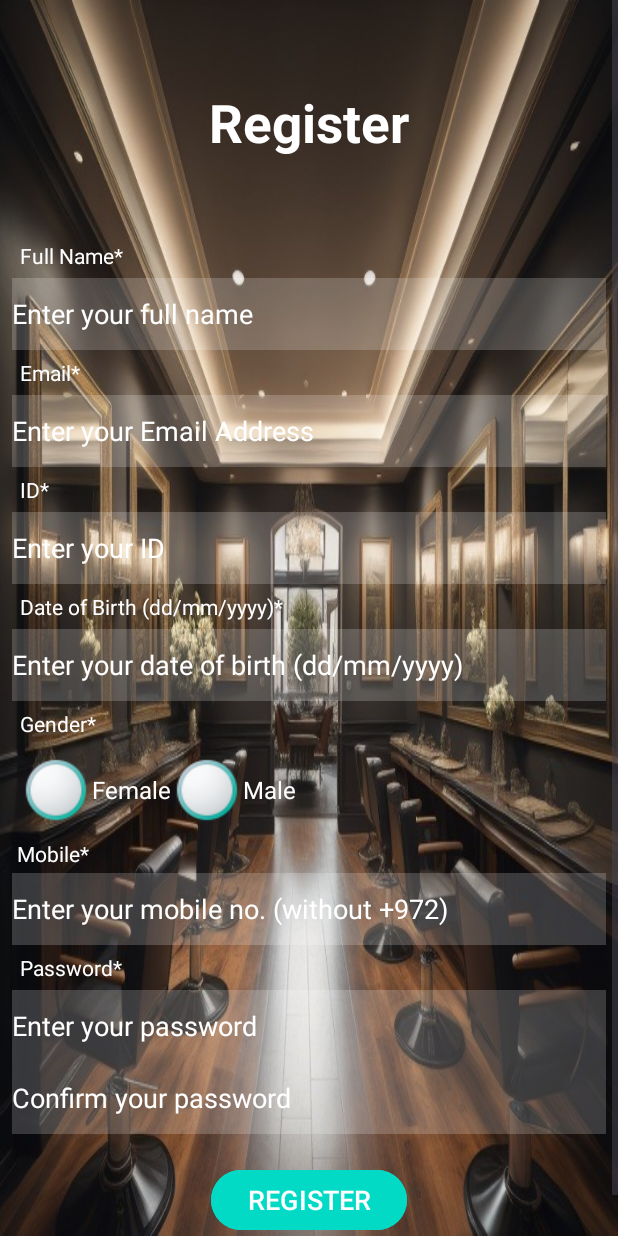
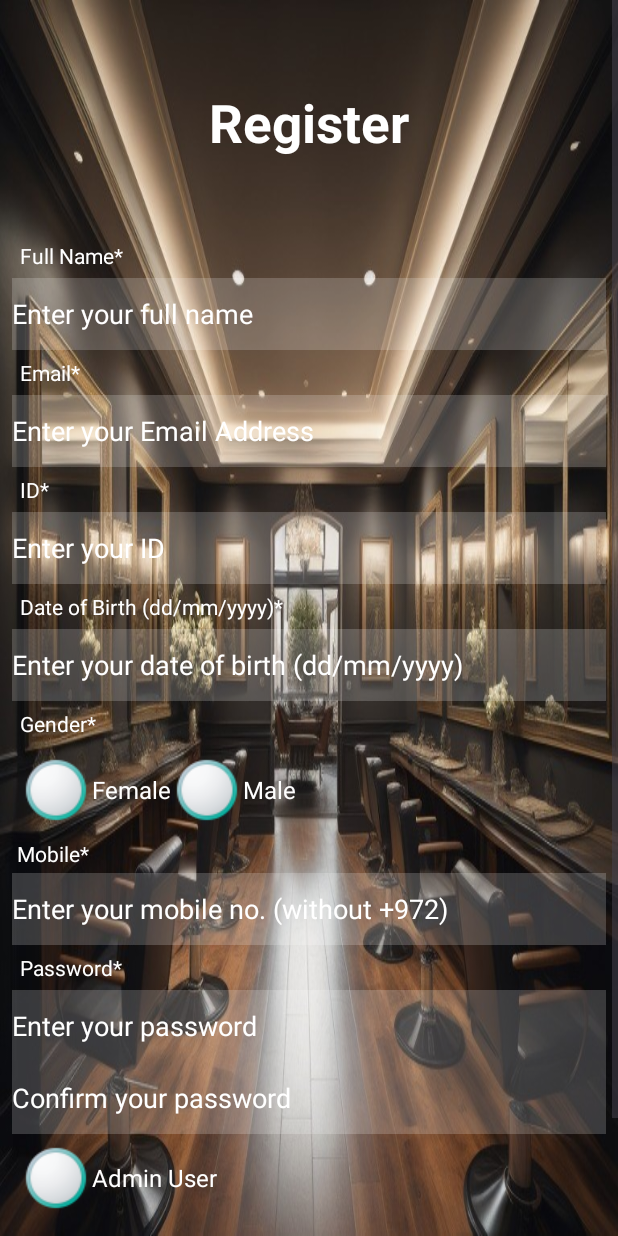
Before and after one commit to Henosit/Barbershop-Application, an Android app: the screen it shows after launch (MainActivity), after a tap on "Register", on a phone screen of 412 x 824 dp. Run offline under Robolectric (Android 15) with nearby library versions, the phone set to English and light mode, and no system bars; our stand-ins replace Firebase (no records; nobody signed in at launch, a user with empty details on screens opened directly); 1 other tap on this screen came first.

Commit message:
Admin Part almost finished
TODO:
* fix crash on 2nd attempt for appointment on the same login session
* finish admin- so the admin user can make appointments to any user
* make it possible to cancel an appointment
* continue youtube videos

```diff
--- a/app/src/main/java/com/example/barbershopapp/fragments/FragmentRegister.java
+++ b/app/src/main/java/com/example/barbershopapp/fragments/FragmentRegister.java
@@ -22,6 +22,7 @@ import android.widget.EditText;
 import android.widget.ProgressBar;
 import android.widget.RadioButton;
 import android.widget.RadioGroup;
+import android.widget.TextView;
 import android.widget.Toast;
 
 import com.example.barbershopapp.activities.AppointmentActivity;
@@ -53,13 +54,21 @@ import java.util.regex.Pattern;
 public class FragmentRegister extends Fragment {
 
     private MainActivity mainActivity;
-    private EditText editTextRegFullName, editTextRegEmail, editTextRegID, editTextRegBirthday, editTextRegMobile, editTextRegPwd, editTextRegConfirmPwd;
+    private TextView textViewAdmin;
+
+    public static String getSecretAdminCode() {
+        return secretAdminCode;
+    }
+
+    private static String secretAdminCode = "SecretAdminCode123";
+    private EditText editTextRegFullName, editTextRegEmail, editTextRegID, editTextRegBirthday, editTextRegMobile, editTextAdminCode, editTextRegPwd, editTextRegConfirmPwd;
     private ProgressBar progressBar;
-    private RadioGroup radioGroupRegGender;
-    private RadioButton radioButtonRegGenderSelected;
+    private RadioGroup radioGroupRegGender, radioGroupRegAdmin;
+    private RadioButton radioButtonRegGenderSelected, radioButtonRegAdminSelected;
     private DatePickerDialog picker;
     private static final String TAG = "FragmentRegister";
     private FragmentActivity fragmentActivity;
+    private Boolean adminSelected = false;
 
     // TODO: Rename parameter arguments, choose names that match
     // the fragment initialization parameters, e.g. ARG_ITEM_NUMBER
@@ -121,13 +130,22 @@ public class FragmentRegister extends Fragment {
         editTextRegID = v.findViewById(R.id.idUserReg);
         editTextRegBirthday = v.findViewById(R.id.birthdayUserReg);
         editTextRegMobile = v.findViewById(R.id.phoneUserReg);
+        editTextAdminCode = v.findViewById(R.id.editTextAdminCode);
         editTextRegPwd = v.findViewById(R.id.passUserReg);
         editTextRegConfirmPwd = v.findViewById(R.id.confirmPassUserReg);
+
+        textViewAdmin = v.findViewById(R.id.textViewAdmin);
+
+        textViewAdmin.setVisibility(View.GONE);
+        editTextAdminCode.setVisibility(View.GONE);
 
         progressBar = v.findViewById(R.id.progressBar);
 
         radioGroupRegGender = v.findViewById(R.id.radioGroupRegGender);
         radioGroupRegGender.clearCheck();
+
+        radioGroupRegAdmin = v.findViewById(R.id.radioGroupRegAdmin);
+        radioGroupRegAdmin.clearCheck();
 
         // Setting up Date Picker on EditText
         editTextRegBirthday.setOnClickListener(new View.OnClickListener() {
@@ -149,6 +167,24 @@ public class FragmentRegister extends Fragment {
             }
         });
 
+        radioGroupRegAdmin.setOnCheckedChangeListener(new RadioGroup.OnCheckedChangeListener() {
+            @Override
+            public void onCheckedChanged(RadioGroup group, int checkedId) {
+                if (checkedId == R.id.radioButtonRegAdmin) {
+                    // Show the additional admin input fields
+                    textViewAdmin.setVisibility(View.VISIBLE);
+                    editTextAdminCode.setVisibility(View.VISIBLE);
+                    adminSelected = true;
+                } else {
+                    // Unchecked, hide the admin input fields
+                    textViewAdmin.setVisibility(View.GONE);
+                    editTextAdminCode.setVisibility(View.GONE);
+                    adminSelected = false;
+                }
+            }
+        });
+
+
         Button buttonReg = v.findViewById(R.id.buttonReg2);
         buttonReg.setOnClickListener(new View.OnClickListener() {
             @Override
@@ -162,17 +198,22 @@ public class FragmentRegister extends Fragment {
                 String textID = editTextRegID.getText().toString();
                 String textBirthday = editTextRegBirthday.getText().toString();
                 String textMobile = editTextRegMobile.getText().toString();
+                String textAdminPwd = null;
                 String textPwd = editTextRegPwd.getText().toString();
                 String textConfirmPwd = editTextRegConfirmPwd.getText().toString();
                 String textGender = null; // Can't obtain the value before verifying if any button was selected or not
 
+                if (adminSelected) {
+                    textAdminPwd = editTextAdminCode.getText().toString();
+                }
+
                if (ValidateRegAndHandleErrors(fragmentActivity, editTextRegFullName, editTextRegEmail,
-                        editTextRegID, editTextRegBirthday, editTextRegMobile,
+                        editTextRegID, editTextRegBirthday, editTextRegMobile, editTextAdminCode,
                         editTextRegPwd, editTextRegConfirmPwd, textFullName,
                         textEmail, textID, textBirthday, textMobile, textPwd, textConfirmPwd,
-                       progressBar, textGender, radioButtonRegGenderSelected, radioGroupRegGender)==true) {
+                       progressBar, textGender, radioButtonRegGenderSelected, radioGroupRegGender, adminSelected, textAdminPwd)==true) {
                    textGender = radioButtonRegGenderSelected.getText().toString();
-                   registerUser(textFullName, textEmail, textID, textBirthday, textGender, textMobile, textPwd);
+                   registerUser(textFullName, textEmail, textID, textBirthday, textGender, textMobile, textPwd, adminSelected);
                }
             }
         });
@@ -181,7 +222,7 @@ public class FragmentRegister extends Fragment {
     }
 
     // Register User using the credentials given
-    public void registerUser(String textFullName, String textEmail, String textID, String textBirthday, String textGender, String textMobile, String textPwd) {
+    public void registerUser(String textFullName, String textEmail, String textID, String textBirthday, String textGender, String textMobile, String textPwd, Boolean adminSelected) {
         FirebaseAuth auth = FirebaseAuth.getInstance();
 
         // Create User Profile
@@ -195,8 +236,13 @@ public class FragmentRegister extends Fragment {
                     UserProfileChangeRequest profileChangeRequest = new UserProfileChangeRequest.Builder().setDisplayName(textFullName).build();
                     firebaseUser.updateProfile(profileChangeRequest);
 
+                    String role = "User";
+                    if (adminSelected) {
+                        role = "Admin";
+                    }
+
                     // Enter User Data into the Firebase Realtime DB
-                    ReadWriteUserDetails writeUserDetails = new ReadWriteUserDetails(textID, textBirthday, textGender, textMobile);
+                    ReadWriteUserDetails writeUserDetails = new ReadWriteUserDetails(textID, textBirthday, textGender, textMobile, role);
 
                     // Extracting user reference from DB for "Registered Users"
                     DatabaseReference referenceProfile = FirebaseDatabase.getInstance().getReference("Registered Users");
@@ -242,10 +288,11 @@ public class FragmentRegister extends Fragment {
 
     public static boolean ValidateRegAndHandleErrors(FragmentActivity fragmentActivity, EditText editTextRegFullName, EditText editTextRegEmail,
                                                      EditText editTextRegID, EditText editTextRegBirthday, EditText editTextRegMobile,
-                                                     EditText editTextRegPwd, EditText editTextRegConfirmPwd, String textFullName,
+                                                     EditText editTextAdminCode, EditText editTextRegPwd, EditText editTextRegConfirmPwd, String textFullName,
                                                      String textEmail, String textID, String textBirthday, String textMobile,
                                                      String textPwd, String textConfirmPwd, ProgressBar progressBar,
-                                                     String textGender, RadioButton radioButtonRegGenderSelected, RadioGroup radioGroupRegGender) {
+                                                     String textGender, RadioButton radioButtonRegGenderSelected, RadioGroup radioGroupRegGender,
+                                                     Boolean adminSelected, String textAdminPwd) {
         // Validate mobile number using Matcher and Pattern (Regular Expression)
         String mobileRegex = "05[0-9]{8}";
         Matcher mobileMatcher;
@@ -293,7 +340,7 @@ public class FragmentRegister extends Fragment {
         } else if (TextUtils.isEmpty(textPwd)) {
             ErrorHandler.showError(fragmentActivity,"Please enter your password", editTextRegPwd, "Password is required");
             return false;
-        } else if (textPwd.length() < 6) {
+        }  else if (textPwd.length() < 6) {
             ErrorHandler.showError(fragmentActivity,"Password should be at least 6 digits", editTextRegPwd, "Password too weak");
             return false;
         } else if (TextUtils.isEmpty(textConfirmPwd)) {
@@ -306,6 +353,14 @@ public class FragmentRegister extends Fragment {
             editTextRegConfirmPwd.getText().clear();
             return false;
             // User entered everything correctly
+        } else if (adminSelected) {
+            if (!textAdminPwd.equals(getSecretAdminCode())) {
+                ErrorHandler.showError(fragmentActivity,"Invalid admin code", editTextAdminCode,"Admin code is incorrect");
+                Toast.makeText(fragmentActivity, "Invalid admin code", Toast.LENGTH_SHORT).show();
+                return false;
+            }
+            progressBar.setVisibility(View.VISIBLE);
+            return true;
         } else {
             progressBar.setVisibility(View.VISIBLE);
             return true;
--- a/app/src/main/res/layout/fragment_reg.xml
+++ b/app/src/main/res/layout/fragment_reg.xml
@@ -218,6 +218,48 @@
             android:inputType="textPassword"
             android:minHeight="48dp" />
 
+        <RadioGroup
+            android:layout_width="match_parent"
+            android:layout_height="wrap_content"
+            android:orientation="horizontal"
+            android:id="@+id/radioGroupRegAdmin"
+            android:padding="5dp">
+
+        <android.widget.RadioButton
+            android:id="@+id/radioButtonRegAdmin"
+            android:layout_width="wrap_content"
+            android:layout_height="wrap_content"
+            android:text="Admin User"
+            android:textColor="@color/white"
+            android:textSize="16sp"
+            android:button="@drawable/radio_button_white"/>
+        </RadioGroup>
+
+        <TextView
+            android:id="@+id/textViewAdmin"
+            android:layout_width="match_parent"
+            android:textColor="@color/white"
+            android:layout_height="wrap_content"
+            android:visibility="gone"
+            android:layout_weight="0.03"
+            android:padding="5dp"
+            android:text="Admin users only" />
+
+        <EditText
+            android:id="@+id/editTextAdminCode"
+            android:layout_width="match_parent"
+            android:layout_height="wrap_content"
+            android:layout_weight="0.1"
+            android:textColor="@color/white"
+            android:background="#30ffffff"
+            android:textColorHint="@color/white"
+            android:visibility="gone"
+            android:ems="10"
+            android:hint="Admin Registration Code"
+            android:inputType="textPassword"
+            android:minHeight="48dp" />
+
+
         <Button
             android:id="@+id/buttonReg2"
             android:layout_width="wrap_content"
```
Also changed, not shown: app/src/main/java/com/example/barbershopapp/activities/AppointmentActivity.java (+18 -2 lines), app/src/main/java/com/example/barbershopapp/activities/UpdateProfileActivity.java (+16 -3 lines), app/src/main/java/com/example/barbershopapp/fragments/FragmentLogin.java (+9 -2 lines), app/src/main/java/com/example/barbershopapp/utils/ReadWriteUserDetails.java (+16 -2 lines), app/src/main/res/layout/activity_update_profile.xml (+18 -1 lines).
